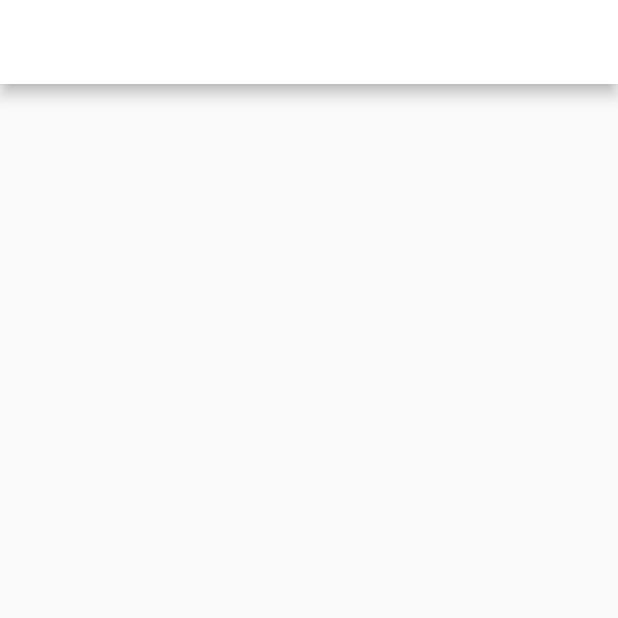
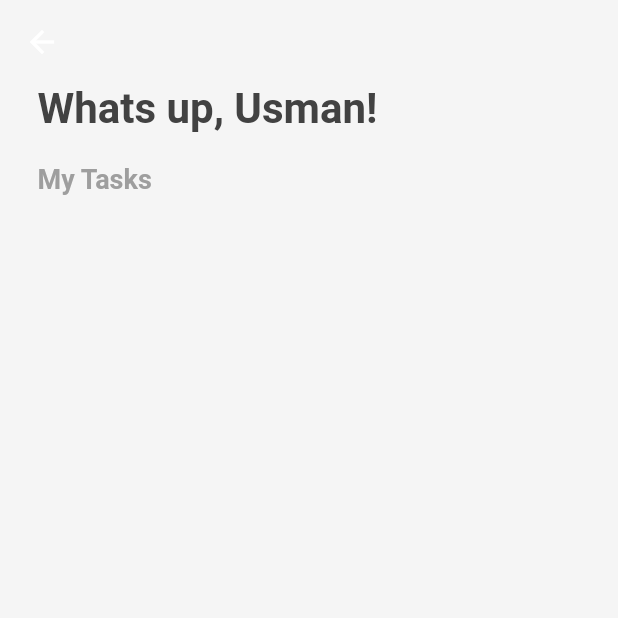
Before and after one commit to Usman2661/Todo-Flutter, a Flutter app: the screen it shows after launch, on a phone screen of 412 x 824 dp, the top half of it. Run offline on Flutter 3.47's test engine with Material 2 defaults, Android fonts, the phone set to English and light mode, and no system bars.

Commit message:
simple home setup

```diff
--- a/lib/screens/home.dart
+++ b/lib/screens/home.dart
@@ -9,9 +9,37 @@ class _HomeState extends State<Home> {
   @override
   Widget build(BuildContext context) {
     return Scaffold(
-      appBar: AppBar(backgroundColor: Colors.white,
+      backgroundColor: Colors.grey[100],
+      appBar: AppBar(backgroundColor: Colors.grey[100],
       title: Text(''),
-      centerTitle: true
+      centerTitle: true,
+      elevation: 0.0,
+      ),
+      body: Padding(
+        padding: const EdgeInsets.fromLTRB(25.0,0.0,0.0,0.0),
+        child: Container(
+          child: Column(
+            mainAxisAlignment: MainAxisAlignment.start,
+            crossAxisAlignment: CrossAxisAlignment.start,
+            children: <Widget>[
+          Text( 'Whats up, Usman!',
+          style: TextStyle(
+            color:Colors.grey[800],
+            fontSize: 28.0,
+            fontWeight: FontWeight.bold
+            ),
+            ),
+            SizedBox(height: 20.0),
+           Text( 'My Tasks',
+            style: TextStyle(
+            color:Colors.grey[500],
+            fontSize: 18.0,
+            fontWeight: FontWeight.bold
+            ),
+            ),
+          ],
+          )
+          ),
       ),
     );
   }
--- a/lib/screens/loading.dart
+++ b/lib/screens/loading.dart
@@ -4,7 +4,7 @@ class Loading extends StatelessWidget {
   @override
   Widget build(BuildContext context) {
     return Scaffold(
-      backgroundColor: Colors.teal[400],
+      backgroundColor: Colors.teal[700],
       body: Text('This is Loading Screen'),
     );
   }
```
Also changed, not shown: 1 other file.
